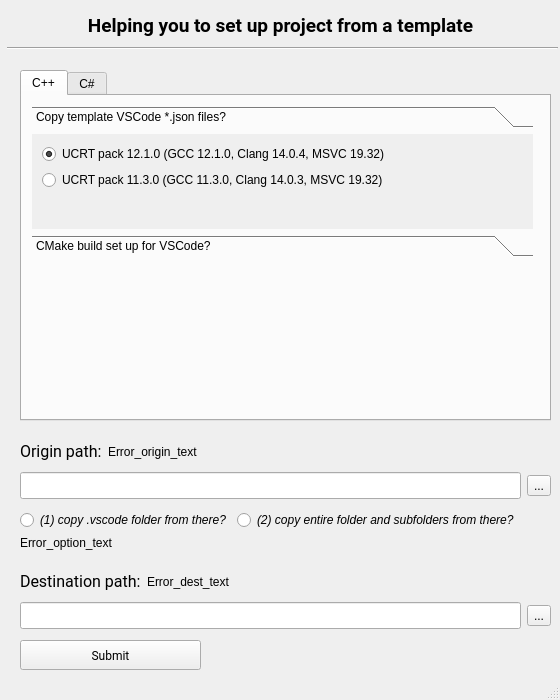
Dimmak23/Settings_copier, file Copier_app/interfacewidget.ui: the form before one commit.
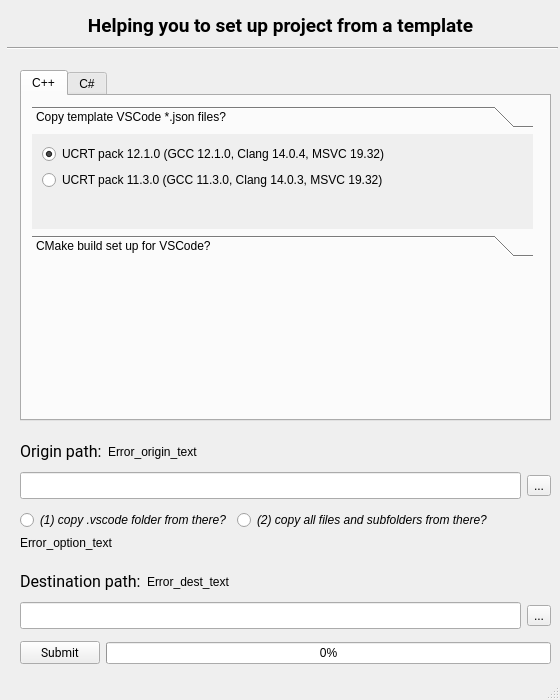
The form after the commit. Icons and pictures are not drawn.

```diff
--- a/Copier_app/interfacewidget.ui
+++ b/Copier_app/interfacewidget.ui
@@ -76,24 +76,6 @@
      <set>Qt::LinksAccessibleByMouse|Qt::TextSelectableByMouse</set>
     </property>
    </widget>
-   <widget class="QPushButton" name="submit">
-    <property name="geometry">
-     <rect>
-      <x>20</x>
-      <y>640</y>
-      <width>181</width>
-      <height>30</height>
-     </rect>
-    </property>
-    <property name="font">
-     <font>
-      <family>Roboto</family>
-     </font>
-    </property>
-    <property name="text">
-     <string>Submit</string>
-    </property>
-   </widget>
    <widget class="QWidget" name="formLayoutWidget">
     <property name="geometry">
      <rect>
@@ -232,7 +214,7 @@
         <cursorShape>PointingHandCursor</cursorShape>
        </property>
        <property name="text">
-        <string>(2) copy entire folder and subfolders from there?</string>
+        <string>(2) copy all files and subfolders from there?</string>
        </property>
       </widget>
      </item>
@@ -690,16 +672,51 @@
      </widget>
     </widget>
    </widget>
-   <widget class="QWidget" name="">
+   <widget class="QWidget" name="formLayoutWidget_6">
     <property name="geometry">
      <rect>
-      <x>0</x>
-      <y>0</y>
-      <width>2</width>
-      <height>2</height>
+      <x>20</x>
+      <y>640</y>
+      <width>531</width>
+      <height>26</height>
      </rect>
     </property>
-    <layout class="QFormLayout" name="formLayout_2"/>
+    <layout class="QHBoxLayout" name="horizontalLayout">
+     <item>
+      <widget class="QPushButton" name="submit">
+       <property name="enabled">
+        <bool>true</bool>
+       </property>
+       <property name="sizePolicy">
+        <sizepolicy hsizetype="Fixed" vsizetype="Fixed">
+         <horstretch>0</horstretch>
+         <verstretch>0</verstretch>
+        </sizepolicy>
+       </property>
+       <property name="minimumSize">
+        <size>
+         <width>0</width>
+         <height>0</height>
+        </size>
+       </property>
+       <property name="font">
+        <font>
+         <family>Roboto</family>
+        </font>
+       </property>
+       <property name="text">
+        <string>Submit</string>
+       </property>
+      </widget>
+     </item>
+     <item>
+      <widget class="QProgressBar" name="eventProgress">
+       <property name="value">
+        <number>0</number>
+       </property>
+      </widget>
+     </item>
+    </layout>
    </widget>
   </widget>
   <widget class="QStatusBar" name="statusbar">
```
Left out of the diff: 6 changed lines with no effect on the pictures.
